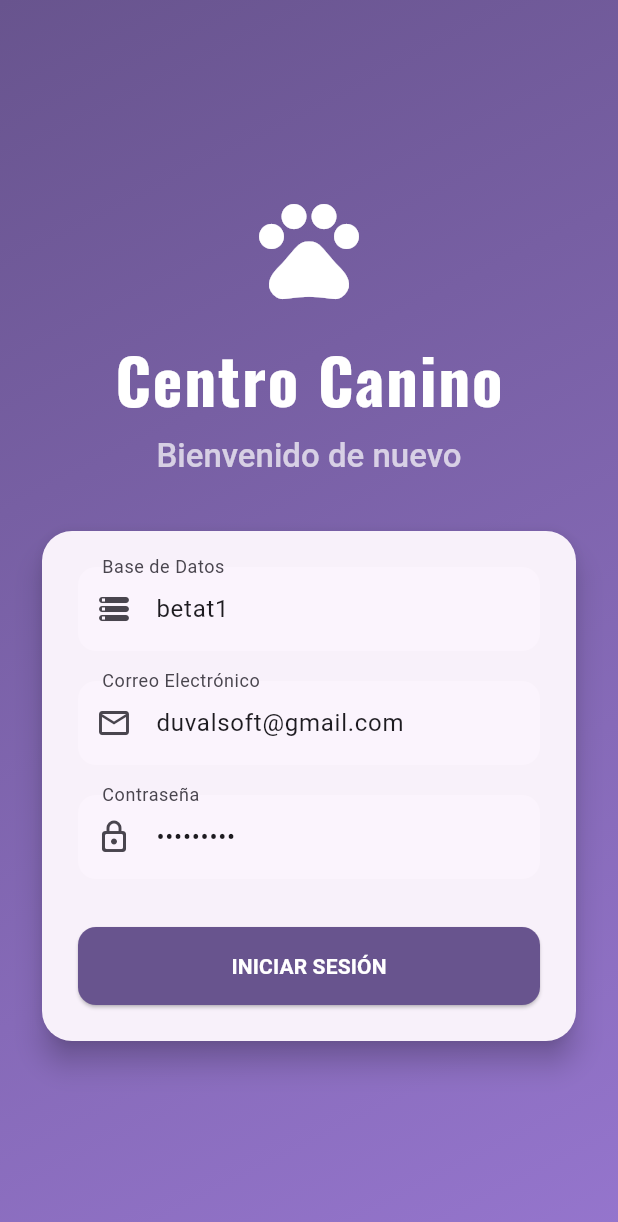
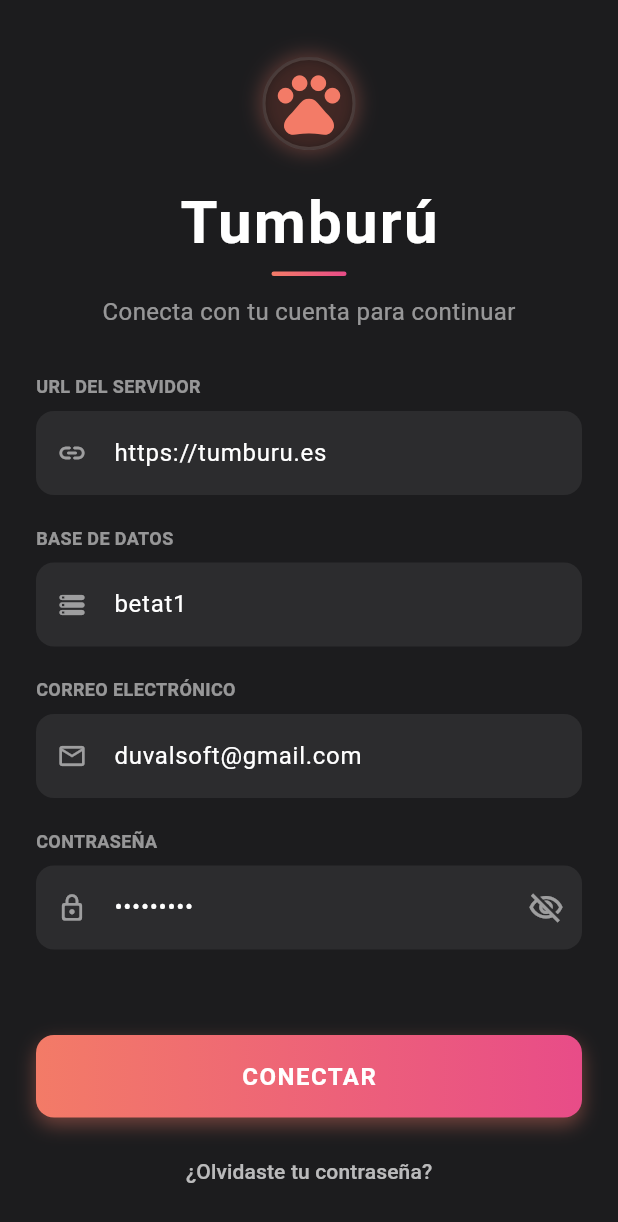
Before and after one commit to tumbururesort-byte/centro_canino_app, a Flutter app: the screen it shows after launch, on a phone screen of 412 x 824 dp. Shown: the top 1222 px of the screen. Run offline on Flutter 3.47's test engine with Material 3 defaults, Android fonts, the phone set to English and light mode, and no system bars; our stand-ins replace drift, google_fonts, shared_preferences; accounts and stored records are empty; generated files the repository leaves out were written again; Roboto replaces fonts that are missing (Heebo).

Commit message:
feat: Icono adaptativo y corrección de error de estado en login
- Se reemplaza el sistema de iconos de PNG a Vector Drawable adaptativo para Android, eliminando la dependencia de flutter_launcher_icons.
- Se corrige el StateError 'Cannot add new events after calling close' en ClientesRepository que ocurría durante el login al recrear el StreamController si está cerrado.
- Se cambia el nombre de la app a 'Tumburú' en AndroidManifest.xml.
- Se verifica que la UI de la lista de clientes oculta correctamente los campos vacíos (teléfono, email, etc.).

```diff
--- a/lib/data/clientes_repository.dart
+++ b/lib/data/clientes_repository.dart
@@ -12,13 +12,14 @@ class ClientesRepository {
   final ClientesDao clientesDao;
   final SharedPreferences sharedPreferences;
 
-  final _progressStreamController = StreamController<String>.broadcast();
+  // Se cambia a 'var' para poder recrearlo si está cerrado.
+  var _progressStreamController = StreamController<String>.broadcast();
   Stream<String> get progressStream => _progressStreamController.stream;
 
   static const String lastSyncTimestampKey = 'last_sync_timestamp';
 
   ClientesRepository({
-    this.odooService, // OdooService ahora puede ser nulo
+    this.odooService,
     required this.clientesDao,
     required this.sharedPreferences,
   });
@@ -34,6 +35,13 @@ class ClientesRepository {
   }
 
   Future<void> syncClientes() async {
+    // **LA SOLUCIÓN**
+    // Si el stream controller fue cerrado (por un 'dispose' de una instancia anterior),
+    // lo recreamos para evitar el StateError "Cannot add new events after calling close".
+    if (_progressStreamController.isClosed) {
+      _progressStreamController = StreamController<String>.broadcast();
+    }
+
     if (odooService == null) {
       _progressStreamController.add("Sesión no iniciada. No se puede sincronizar.");
       return;
@@ -105,7 +113,10 @@ class ClientesRepository {
   }
 
   void dispose() {
-    _progressStreamController.close();
+    // Se añade una comprobación para no intentar cerrar un stream ya cerrado.
+    if (!_progressStreamController.isClosed) {
+      _progressStreamController.close();
+    }
   }
 
   Future<void> createCliente(String name, String email, String phone, String city) async {
--- a/lib/pages/clientes_page.dart
+++ b/lib/pages/clientes_page.dart
@@ -12,8 +12,6 @@ class ClientesPage extends StatelessWidget {
 
   @override
   Widget build(BuildContext context) {
-    // La acción de FAB ahora es un botón de sincronización en el AppBar
-    // por lo que no necesitamos registrar una acción en el NavigationProvider.
     return const _ClientesView();
   }
 }
@@ -26,7 +24,6 @@ class _ClientesView extends StatefulWidget {
 }
 
 class _ClientesViewState extends State<_ClientesView> {
-  // --- NUEVO: Timer para ocultar mensajes de éxito/error ---
   Timer? _messageTimer;
 
   @override
@@ -141,10 +138,8 @@ class _ClientesViewState extends State<_ClientesView> {
     }
   }
 
-  // --- MÉTODO build REFACTORIZADO ---
   @override
   Widget build(BuildContext context) {
-    // Usamos Selector para reconstruir solo cuando cambian propiedades específicas
     return Consumer<ClientesProvider>(
       builder: (context, provider, child) {
         final filteredClientes = _filterClientes(
@@ -154,14 +149,12 @@ class _ClientesViewState extends State<_ClientesView> {
 
         return Column(
           children: [
-            // --- WIDGET DE ESTADO DE SINCRONIZACIÓN MEJORADO ---
             _buildSyncStatus(provider),
 
             Expanded(
               child: provider.isLoading && provider.clientes.isEmpty
                   ? const Center(child: CircularProgressIndicator())
                   : RefreshIndicator(
-                      // El gesto de "tirar para refrescar" también inicia la sincronización
                       onRefresh: () => provider.syncClientes(),
                       child: filteredClientes.isEmpty
                           ? _buildEmptyState(context.watch<NavigationProvider>().searchQuery)
@@ -185,9 +178,7 @@ class _ClientesViewState extends State<_ClientesView> {
     }).toList();
   }
 
-  // --- NUEVO: Widget para mostrar el estado de la sincronización ---
   Widget _buildSyncStatus(ClientesProvider provider) {
-    // Si no hay mensaje, no mostrar nada
     if (provider.syncMessage == null) {
       return const SizedBox.shrink();
     }
@@ -196,14 +187,11 @@ class _ClientesViewState extends State<_ClientesView> {
     final isLoading = provider.isLoading;
     final isError = message.startsWith('❌');
 
-    // Ocultar mensajes de éxito/error después de unos segundos
     if (!isLoading) {
       _messageTimer?.cancel();
       _messageTimer = Timer(const Duration(seconds: 4), () {
         if (mounted) {
-          // Esto no funcionará directamente, el provider debería limpiar su propio mensaje
-          // En una implementación real, el provider pondría `syncMessage = null` después de un tiempo.
-          // Por ahora, simplemente se quedará visible.
+          // Implementación futura: El provider debería limpiar su propio mensaje.
         }
       });
     }
@@ -247,7 +235,6 @@ class _ClientesViewState extends State<_ClientesView> {
             const SizedBox(height: 16),
             Text(searchQuery.isEmpty ? 'No hay clientes' : 'No se encontraron resultados', style: TextStyle(fontSize: 18, color: Colors.grey.shade600)),
             const SizedBox(height: 24),
-            // Botón para facilitar la primera sincronización si la lista está vacía
             if (searchQuery.isEmpty)
               ElevatedButton.icon(
                 onPressed: () => context.read<ClientesProvider>().syncClientes(),
@@ -269,7 +256,8 @@ class _ClientesViewState extends State<_ClientesView> {
         child: ListTile(
           leading: CircleAvatar(child: Text(cliente.name.isNotEmpty ? cliente.name[0] : '?')),
           title: Text(cliente.name),
-          subtitle: Text(cliente.email ?? 'Sin email'),
+          // --- CAMBIO PRINCIPAL AQUÍ ---
+          subtitle: Text(cliente.phone?.isNotEmpty == true ? cliente.phone! : 'Sin teléfono'),
           trailing: Row(
             mainAxisSize: MainAxisSize.min,
             children: [
--- a/lib/pages/login_page.dart
+++ b/lib/pages/login_page.dart
@@ -12,11 +12,13 @@ class LoginPage extends StatefulWidget {
 
 class _LoginPageState extends State<LoginPage> {
   final _formKey = GlobalKey<FormState>();
+  final _urlController = TextEditingController(text: 'https://tumburu.es');
   final _dbController = TextEditingController(text: 'betat1');
   final _emailController = TextEditingController(text: 'duvalsoft@gmail.com');
   final _passwordController = TextEditingController(text: 'Odi1@99TU');
 
   bool _isLoading = false;
+  bool _obscureText = true;
 
   Future<void> _login() async {
     if (!_formKey.currentState!.validate() || _isLoading) return;
@@ -30,20 +32,20 @@ class _LoginPageState extends State<LoginPage> {
 
     try {
       final success = await authProvider.login(
+        _urlController.text.trim(),
         _dbController.text.trim(),
         _emailController.text.trim(),
         _passwordController.text,
       );
 
       if (!success) {
-        throw 'Usuario o contraseña incorrectos.';
+        throw 'Credenciales incorrectas o error del servidor.';
       }
-      // La navegación ocurrirá automáticamente gracias al AuthWrapper
     } catch (e) {
       scaffoldMessenger.showSnackBar(
         SnackBar(
-          content: Text('Error: ${e.toString()}'),
-          backgroundColor: Theme.of(context).colorScheme.error,
+          content: Text('Error al iniciar sesión: ${e.toString()}'),
+          backgroundColor: Colors.red.shade800,
         ),
       );
     } finally {
@@ -57,6 +59,7 @@ class _LoginPageState extends State<LoginPage> {
 
   @override
   void dispose() {
+    _urlController.dispose();
     _dbController.dispose();
     _emailController.dispose();
     _passwordController.dispose();
@@ -65,159 +68,268 @@ class _LoginPageState extends State<LoginPage> {
 
   @override
   Widget build(BuildContext context) {
-    final theme = Theme.of(context);
-    final isDarkMode = theme.brightness == Brightness.dark;
-
     return Scaffold(
+      backgroundColor: const Color(0xFF1C1C1E),
       body: GestureDetector(
         onTap: () => FocusScope.of(context).unfocus(),
-        child: Container(
-          decoration: BoxDecoration(
-            gradient: LinearGradient(
-              colors: isDarkMode
-                  ? [Colors.grey[900]!, Colors.grey[850]!]
-                  : [theme.colorScheme.primary, Colors.deepPurple.shade300],
-              begin: Alignment.topLeft,
-              end: Alignment.bottomRight,
-            ),
-          ),
-          child: Center(
-            child: SingleChildScrollView(
-              padding: const EdgeInsets.symmetric(horizontal: 24.0),
-              child: Form(
-                key: _formKey,
-                child: Column(
-                  mainAxisAlignment: MainAxisAlignment.center,
-                  children: [
-                    _buildHeader(theme),
-                    const SizedBox(height: 32),
-                    _buildLoginForm(theme),
-                  ],
+        child: SafeArea(
+          child: LayoutBuilder(
+            builder: (context, constraints) {
+              return SingleChildScrollView(
+                child: ConstrainedBox(
+                  constraints: BoxConstraints(
+                    minHeight: constraints.maxHeight,
+                  ),
+                  child: IntrinsicHeight(
+                    child: Padding(
+                      padding: const EdgeInsets.symmetric(horizontal: 24.0),
+                      child: Column(
+                        children: [
+                          const Spacer(flex: 2),
+                          _buildHeader(),
+                          const SizedBox(height: 30),
+                          Form(
+                            key: _formKey,
+                            child: Column(
+                              children: [
+                                _buildCustomTextField(
+                                  controller: _urlController,
+                                  labelText: 'URL DEL SERVIDOR',
+                                  icon: Icons.link_rounded,
+                                  keyboardType: TextInputType.url,
+                                  validator: (value) =>
+                                      value!.isEmpty ? 'La URL no puede estar vacía' : null,
+                                ),
+                                const SizedBox(height: 20),
+                                _buildCustomTextField(
+                                  controller: _dbController,
+                                  labelText: 'BASE DE DATOS',
+                                  icon: Icons.storage_rounded,
+                                  validator: (value) =>
+                                      value!.isEmpty ? 'La base de datos no puede estar vacía' : null,
+                                ),
+                                const SizedBox(height: 20),
+                                _buildCustomTextField(
+                                  controller: _emailController,
+                                  labelText: 'CORREO ELECTRÓNICO',
+                                  icon: Icons.email_outlined,
+                                  keyboardType: TextInputType.emailAddress,
+                                  validator: (value) {
+                                    if (value!.isEmpty) return 'El correo no puede estar vacío';
+                                    if (!RegExp(r'^[\w-\.]+@([\w-]+\.)+[\w-]{2,4}$').hasMatch(value)) {
+                                      return 'Formato de correo no válido';
+                                    }
+                                    return null;
+                                  },
+                                ),
+                                const SizedBox(height: 20),
+                                _buildCustomTextField(
+                                  controller: _passwordController,
+                                  labelText: 'CONTRASEÑA',
+                                  icon: Icons.lock_outline_rounded,
+                                  isPassword: true,
+                                  validator: (value) =>
+                                      value!.isEmpty ? 'La contraseña no puede estar vacía' : null,
+                                ),
+                              ],
+                            ),
+                          ),
+                          const Spacer(flex: 3),
+                          _buildConnectButton(),
+                          const SizedBox(height: 12),
+                          _buildForgotPasswordLink(),
+                          const Spacer(flex: 1),
+                        ],
+                      ),
+                    ),
+                  ),
                 ),
-              ),
-            ),
+              );
+            },
           ),
         ),
       ),
     );
   }
 
-  Widget _buildHeader(ThemeData theme) {
+  Widget _buildHeader() {
     return Column(
       children: [
-        const Icon(
-          Icons.pets_rounded,
-          size: 80,
-          color: Colors.white,
-        ),
-        const SizedBox(height: 16),
-        Text(
-          'Centro Canino',
-          style: GoogleFonts.oswald(
-            fontSize: 42,
-            fontWeight: FontWeight.bold,
-            color: Colors.white,
-            letterSpacing: 1.2,
+        Container(
+          padding: const EdgeInsets.all(4),
+          decoration: BoxDecoration(
+            shape: BoxShape.circle,
+            color: Colors.black.withOpacity(0.3),
+            boxShadow: [
+              BoxShadow(
+                color: const Color(0xFFF37B67).withOpacity(0.3),
+                blurRadius: 10,
+                spreadRadius: 2,
+              ),
+            ],
+            border: Border.all(color: Colors.white12, width: 2),
+          ),
+          child: const Icon(
+            Icons.pets,
+            color: Color(0xFFF37B67),
+            size: 50,
           ),
         ),
-        const SizedBox(height: 8),
+        const SizedBox(height: 20),
+        Column(
+          children: [
+            Text(
+              'Tumburú',
+              style: GoogleFonts.heebo(
+                fontSize: 40,
+                fontWeight: FontWeight.bold,
+                color: Colors.white,
+                letterSpacing: 1.5,
+              ),
+            ),
+            const SizedBox(height: 4),
+            Container(
+              width: 50,
+              height: 3,
+              decoration: BoxDecoration(
+                borderRadius: BorderRadius.circular(2),
+                gradient: const LinearGradient(
+                  colors: [Color(0xFFF37B67), Color(0xFFE84C88)],
+                ),
+              ),
+            )
+          ],
+        ),
+        const SizedBox(height: 12),
         Text(
-          'Bienvenido de nuevo',
-          style: theme.textTheme.titleLarge?.copyWith(color: Colors.white70),
+          'Conecta con tu cuenta para continuar',
+          style: GoogleFonts.heebo(
+            fontSize: 16,
+            color: Colors.white54,
+          ),
         ),
       ],
     );
   }
 
-  Widget _buildLoginForm(ThemeData theme) {
-    return Card(
-      elevation: 8,
-      shape: RoundedRectangleBorder(borderRadius: BorderRadius.circular(20)),
-      child: Padding(
-        padding: const EdgeInsets.all(24.0),
-        child: Column(
-          children: [
-            _buildTextFormField(
-              controller: _dbController,
-              labelText: 'Base de Datos',
-              icon: Icons.storage_rounded,
-              validator: (value) => value!.isEmpty ? 'Campo requerido' : null,
+  Widget _buildCustomTextField({
+    required TextEditingController controller,
+    required String labelText,
+    required IconData icon,
+    bool isPassword = false,
+    TextInputType? keyboardType,
+    FormFieldValidator<String>? validator,
+  }) {
+    return Column(
+      crossAxisAlignment: CrossAxisAlignment.start,
+      children: [
+        Text(
+          labelText,
+          style: GoogleFonts.heebo(
+            color: Colors.white54,
+            fontWeight: FontWeight.w600,
+            fontSize: 12,
+          ),
+        ),
+        const SizedBox(height: 8),
+        TextFormField(
+          controller: controller,
+          obscureText: isPassword ? _obscureText : false,
+          keyboardType: keyboardType,
+          validator: validator,
+          style: const TextStyle(color: Colors.white),
+          decoration: InputDecoration(
+            filled: true,
+            fillColor: const Color(0xFF2C2C2E),
+            prefixIcon: Icon(icon, color: Colors.white54, size: 20),
+            suffixIcon: isPassword
+                ? IconButton(
+                    icon: Icon(
+                      _obscureText ? Icons.visibility_off_outlined : Icons.visibility_outlined,
+                      color: Colors.white54,
+                    ),
+                    onPressed: () {
+                      setState(() {
+                        _obscureText = !_obscureText;
+                      });
+                    },
+                  )
+                : null,
+            border: OutlineInputBorder(
+              borderRadius: BorderRadius.circular(12),
+              borderSide: BorderSide.none,
             ),
-            const SizedBox(height: 20),
-            _buildTextFormField(
-              controller: _emailController,
-              labelText: 'Correo Electrónico',
-              icon: Icons.email_outlined,
-              keyboardType: TextInputType.emailAddress,
-              validator: (value) {
-                if (value!.isEmpty) return 'Campo requerido';
-                if (!RegExp(r'^[\w-\.]+@([\w-]+\.)+[\w-]{2,4}$').hasMatch(value)) {
-                  return 'Introduce un correo válido';
-                }
-                return null;
-              },
+            focusedBorder: OutlineInputBorder(
+              borderRadius: BorderRadius.circular(12),
+              borderSide: const BorderSide(color: Color(0xFFF37B67), width: 1.5),
             ),
-            const SizedBox(height: 20),
-            _buildTextFormField(
-              controller: _passwordController,
-              labelText: 'Contraseña',
-              icon: Icons.lock_outline_rounded,
-              obscureText: true,
-              validator: (value) => value!.isEmpty ? 'Campo requerido' : null,
+            contentPadding: const EdgeInsets.symmetric(vertical: 16),
+          ),
+          onFieldSubmitted: (_) => _login(),
+        ),
+      ],
+    );
+  }
+
+  Widget _buildConnectButton() {
+    return Material(
+      color: Colors.transparent,
+      child: InkWell(
+        onTap: _isLoading ? null : _login,
+        borderRadius: BorderRadius.circular(12),
+        child: Container(
+          width: double.infinity,
+          padding: const EdgeInsets.symmetric(vertical: 16),
+          decoration: BoxDecoration(
+            borderRadius: BorderRadius.circular(12),
+            gradient: const LinearGradient(
+              colors: [Color(0xFFF37B67), Color(0xFFE84C88)],
+              begin: Alignment.centerLeft,
+              end: Alignment.centerRight,
             ),
-            const SizedBox(height: 32),
-            _buildLoginButton(theme),
-          ],
+            boxShadow: [
+              BoxShadow(
+                color: const Color(0xFFF37B67).withOpacity(0.4),
+                blurRadius: 10,
+                offset: const Offset(0, 5),
+              ),
+            ],
+          ),
+          child: Center(
+            child: _isLoading
+                ? const SizedBox(
+                    width: 24,
+                    height: 24,
+                    child: CircularProgressIndicator(strokeWidth: 3, color: Colors.white),
+                  )
+                : Text(
+                    'CONECTAR',
+                    style: GoogleFonts.heebo(
+                      color: Colors.white,
+                      fontWeight: FontWeight.bold,
+                      fontSize: 16,
+                      letterSpacing: 1.0,
+                    ),
+                  ),
+          ),
         ),
       ),
     );
   }
 
-  Widget _buildTextFormField({
-    required TextEditingController controller,
-    required String labelText,
-    required IconData icon,
-    bool obscureText = false,
-    TextInputType? keyboardType,
-    FormFieldValidator<String>? validator,
-  }) {
-    return TextFormField(
-      controller: controller,
-      obscureText: obscureText,
-      keyboardType: keyboardType,
-      validator: validator,
-      decoration: InputDecoration(
-        labelText: labelText,
-        prefixIcon: Icon(icon),
-        border: OutlineInputBorder(
-          borderRadius: BorderRadius.circular(12),
-          borderSide: BorderSide.none,
+  Widget _buildForgotPasswordLink() {
+    return TextButton(
+      onPressed: () {
+        ScaffoldMessenger.of(context).showSnackBar(
+          const SnackBar(content: Text('Función no implementada todavía.')),
+        );
+      },
+      child: Text(
+        '¿Olvidaste tu contraseña?',
+        style: GoogleFonts.heebo(
+          color: Colors.white70,
+          fontWeight: FontWeight.w500,
         ),
-        filled: true,
-        fillColor: Theme.of(context).colorScheme.surface.withOpacity(0.5),
-      ),
-      onFieldSubmitted: (_) => _login(),
-    );
-  }
-
-  Widget _buildLoginButton(ThemeData theme) {
-    return SizedBox(
-      width: double.infinity,
-      child: ElevatedButton(
-        style: ElevatedButton.styleFrom(
-          padding: const EdgeInsets.symmetric(vertical: 16),
-          shape: RoundedRectangleBorder(borderRadius: BorderRadius.circular(12)),
-          backgroundColor: theme.colorScheme.primary,
-          foregroundColor: theme.colorScheme.onPrimary,
-        ),
-        onPressed: _isLoading ? null : _login,
-        child: _isLoading
-            ? const SizedBox(
-                width: 24,
-                height: 24,
-                child: CircularProgressIndicator(strokeWidth: 3, color: Colors.white),
-              )
-            : Text('INICIAR SESIÓN', style: GoogleFonts.roboto(fontWeight: FontWeight.bold)),
       ),
     );
   }
--- a/lib/providers/auth_provider.dart
+++ b/lib/providers/auth_provider.dart
@@ -16,14 +16,13 @@ class AuthProvider with ChangeNotifier {
 
   bool _autoLoginAttempted = false;
 
-  // Hardcoded server URL for now, can be moved to config later
-  final String _serverUrl = 'https://tumburu.es';
-
   AuthProvider({required this.sharedPreferences});
 
-  Future<bool> login(String db, String email, String password) async {
+  // El método login ahora acepta la URL del servidor
+  Future<bool> login(String url, String db, String email, String password) async {
     try {
-      final service = OdooService(serverUrl: _serverUrl, dbName: db);
+      // Se instancia el servicio con la URL y BD proporcionadas
+      final service = OdooService(serverUrl: url, dbName: db);
       await service.authenticate(email, password);
 
       if (service.isUserLoggedIn) {
@@ -39,7 +38,8 @@ class AuthProvider with ChangeNotifier {
       if (kDebugMode) {
         print('Error during login: $e');
       }
-      return false;
+      // Re-throw para que la UI pueda manejarlo
+      throw e;
     }
   }
 
@@ -82,6 +82,7 @@ class AuthProvider with ChangeNotifier {
         _odooService = service;
         notifyListeners();
       } catch (e) {
+        // Si la sesión guardada falla, limpiamos para evitar bucles
         await logout();
       }
     }
```
Also changed, not shown: pubspec.yaml (+10 -0 lines), .test_disabled/data/clientes_repository_test.dart (renamed from test_disabled/data/clientes_repository_test.dart), .test_disabled/data/clientes_repository_test.mocks.dart (renamed from test_disabled/data/clientes_repository_test.mocks.dart), .test_disabled/widget_test.dart (renamed from test_disabled/widget_test.dart), pubspec.lock, 4 other files.
